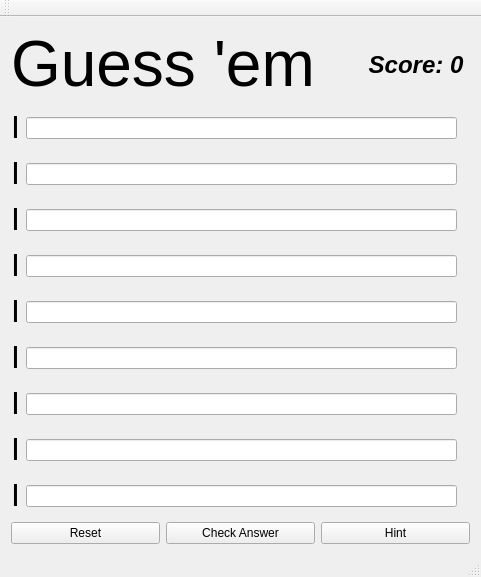
This is mainwindow.ui in vedk/guessem as Qt 5 draws it before an edit. The edited form follows.
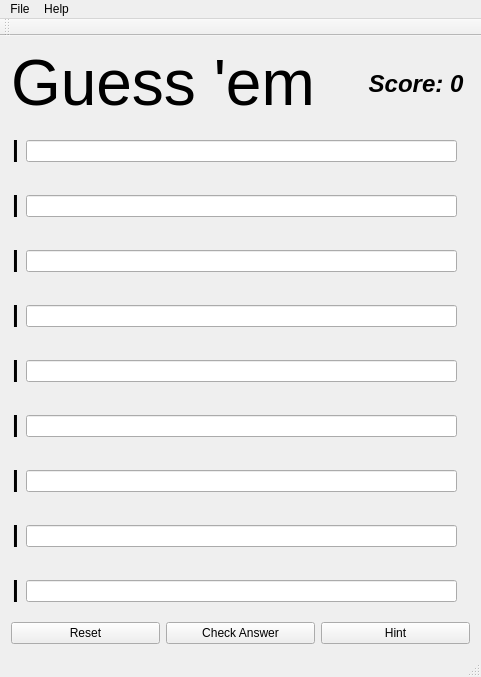
This is the edited form. Icons and pictures are not drawn.

Commit message: Added menus and icons from theme to them

Patch:
```diff
--- a/mainwindow.ui
+++ b/mainwindow.ui
@@ -7,7 +7,7 @@
     <x>0</x>
     <y>0</y>
     <width>481</width>
-    <height>577</height>
+    <height>677</height>
    </rect>
   </property>
   <property name="windowTitle">
@@ -314,9 +314,29 @@
      <x>0</x>
      <y>0</y>
      <width>481</width>
-     <height>22</height>
+     <height>27</height>
     </rect>
    </property>
+   <widget class="QMenu" name="menuFile">
+    <property name="title">
+     <string>File</string>
+    </property>
+    <addaction name="actionView_Proverbs"/>
+    <addaction name="separator"/>
+    <addaction name="actionAdd_Proverbs"/>
+    <addaction name="actionRemove_Proverbs"/>
+    <addaction name="separator"/>
+    <addaction name="actionQuit"/>
+   </widget>
+   <widget class="QMenu" name="menuHelo">
+    <property name="title">
+     <string>Help</string>
+    </property>
+    <addaction name="actionHow_to"/>
+    <addaction name="actionAbout"/>
+   </widget>
+   <addaction name="menuFile"/>
+   <addaction name="menuHelo"/>
   </widget>
   <widget class="QToolBar" name="mainToolBar">
    <attribute name="toolBarArea">
```
Left out of the diff: 42 changed lines with no effect on the pictures.
